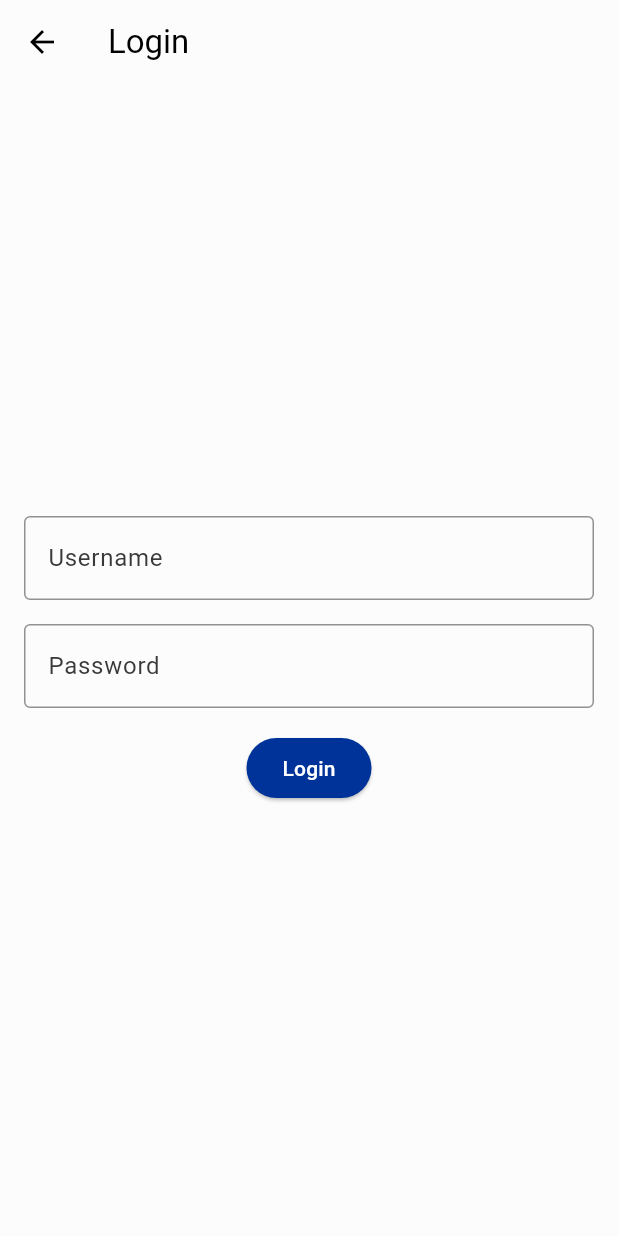
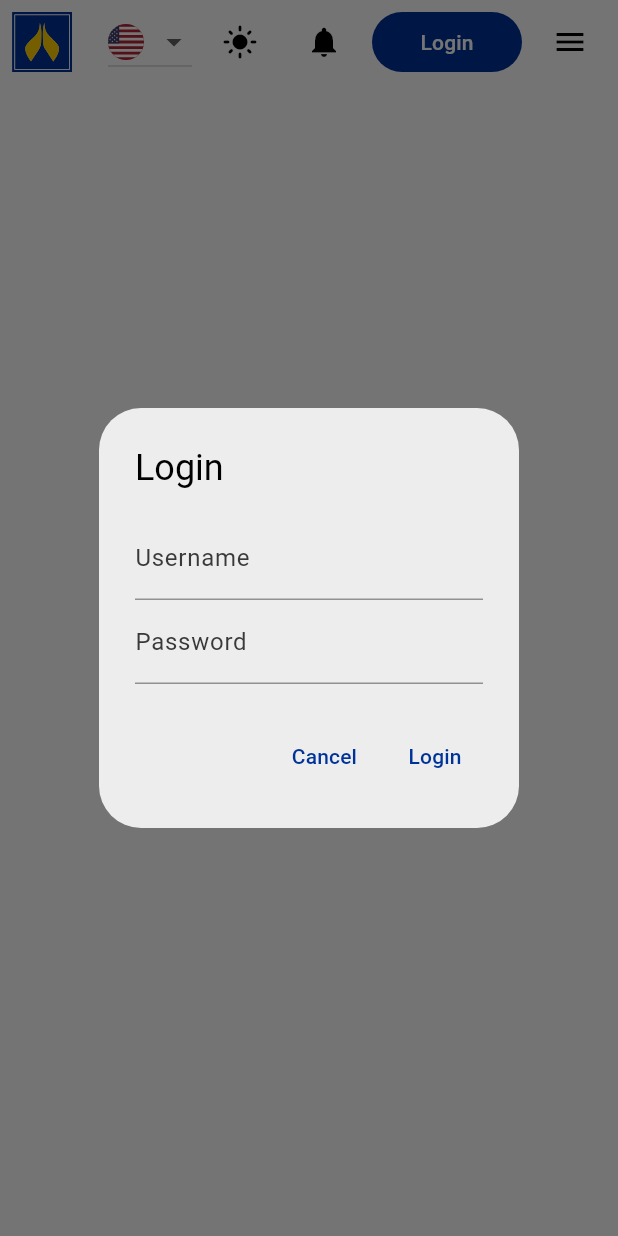
Before and after one commit to SmAaMyA/dart-flutter-template, a Flutter app: the PCWebHeader screen opened directly, after a tap on "Login", on a phone screen of 412 x 824 dp. Run offline on Flutter 3.47's test engine with Material 3 defaults, Android fonts, the phone set to English and light mode, and no system bars; our stand-ins replace flex_color_scheme, flutter_svg, get, shared_preferences; accounts and stored records are empty; generated files the repository leaves out were written again.

Commit message:
Add translation for login page and dialog. Add login dialog for quick access in PC/web mode.

```diff
--- a/lib/src/localization/app_en.arb
+++ b/lib/src/localization/app_en.arb
@@ -31,6 +31,18 @@
   "logoutTooltip": "Logout",
   "@logoutTooltip": {
     "description": "Logout tooltip"
+  },
+  "username": "Username",
+  "@username": {
+    "description": "Username text"
+  },
+  "password": "Password",
+  "@password": {
+    "description": "Password text"
+  },
+  "cancel": "Cancel",
+  "@cancel": {
+    "description": "Cancel text"
   },
   "tradePageName": "Trade",
   "@tradePageName": {
--- a/lib/src/view/pages/shared/login_page.dart
+++ b/lib/src/view/pages/shared/login_page.dart
@@ -1,4 +1,5 @@
 import 'package:flutter/material.dart';
+import 'package:flutter_gen/gen_l10n/app_localizations.dart';
 
 class LoginPage extends StatelessWidget {
   const LoginPage({super.key});
@@ -16,14 +17,14 @@ class LoginPage extends StatelessWidget {
           children: <Widget>[
             TextField(
               decoration: InputDecoration(
-                labelText: 'Username',
+                labelText: AppLocalizations.of(context)!.username,
                 border: OutlineInputBorder(),
               ),
             ),
             const SizedBox(height: 16.0),
             TextField(
               decoration: InputDecoration(
-                labelText: 'Password',
+                labelText: AppLocalizations.of(context)!.password,
                 border: OutlineInputBorder(),
               ),
               obscureText: true,
@@ -37,7 +38,7 @@ class LoginPage extends StatelessWidget {
               onPressed: () {
                 // Handle login action
               },
-              child: const Text('Login'),
+              child: Text(AppLocalizations.of(context)!.login),
             ),
           ],
         ),
--- a/lib/src/view/widgets/pc_web/header.dart
+++ b/lib/src/view/widgets/pc_web/header.dart
@@ -1,6 +1,7 @@
 import 'package:flutter/material.dart';
 import 'package:flutter_application_template/src/routes/app_routes.dart';
 import 'package:flutter_application_template/src/view/widgets/shared/language_dropdown.dart';
+import 'package:flutter_application_template/src/view/widgets/shared/login_dialog.dart';
 import 'package:flutter_application_template/src/view/widgets/shared/notification_menu.dart';
 import 'package:flutter_application_template/src/view/widgets/shared/theme_toggle.dart';
 import 'package:flutter_gen/gen_l10n/app_localizations.dart';
@@ -63,7 +64,12 @@ class PCWebHeader extends StatelessWidget implements PreferredSizeWidget {
                 ),
                 label: Text(AppLocalizations.of(context)!.login),
                 onPressed: () {
-                  Get.toNamed(AppRoutes.login);
+                  showDialog(
+                    context: context,
+                    builder: (BuildContext context) {
+                      return const LoginDialog();
+                    },
+                  );
                 },
               ),
             ),
--- /dev/null
+++ b/lib/src/view/widgets/shared/login_dialog.dart
@@ -0,0 +1,44 @@
+import 'package:flutter/material.dart';
+import 'package:flutter_gen/gen_l10n/app_localizations.dart';
+
+class LoginDialog extends StatelessWidget {
+  const LoginDialog({super.key});
+
+  @override
+  Widget build(BuildContext context) {
+    return AlertDialog(
+      title: Text(AppLocalizations.of(context)!.login),
+      content: Column(
+        mainAxisSize: MainAxisSize.min,
+        children: [
+          TextField(
+            decoration: InputDecoration(
+              labelText: AppLocalizations.of(context)!.username,
+            ),
+          ),
+          TextField(
+            decoration: InputDecoration(
+              labelText: AppLocalizations.of(context)!.password,
+            ),
+            obscureText: true,
+          ),
+        ],
+      ),
+      actions: [
+        TextButton(
+          onPressed: () {
+            Navigator.of(context).pop();
+          },
+          child: Text(AppLocalizations.of(context)!.cancel),
+        ),
+        TextButton(
+          onPressed: () {
+            // Handle login logic here
+            Navigator.of(context).pop();
+          },
+          child: Text(AppLocalizations.of(context)!.login),
+        ),
+      ],
+    );
+  }
+}
```
Also changed, not shown: lib/src/localization/app_th.arb (+12 -0 lines), lib/src/localization/app_zh.arb (+12 -0 lines).
